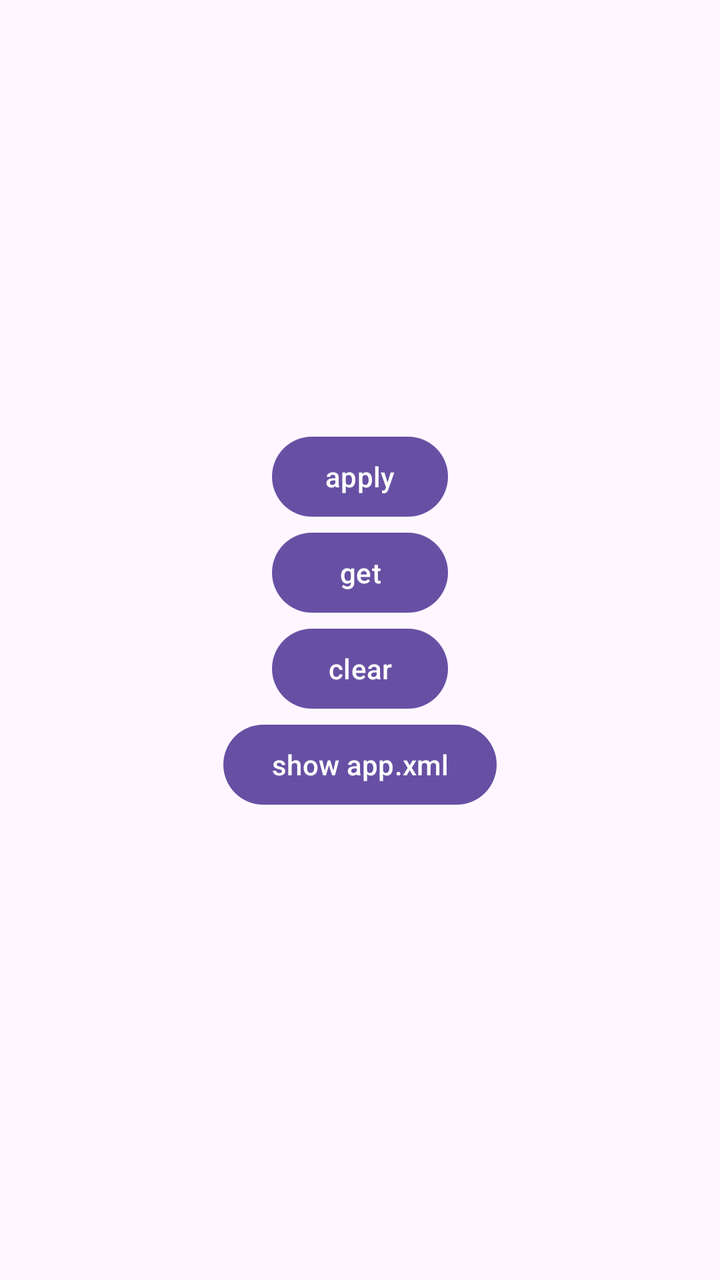
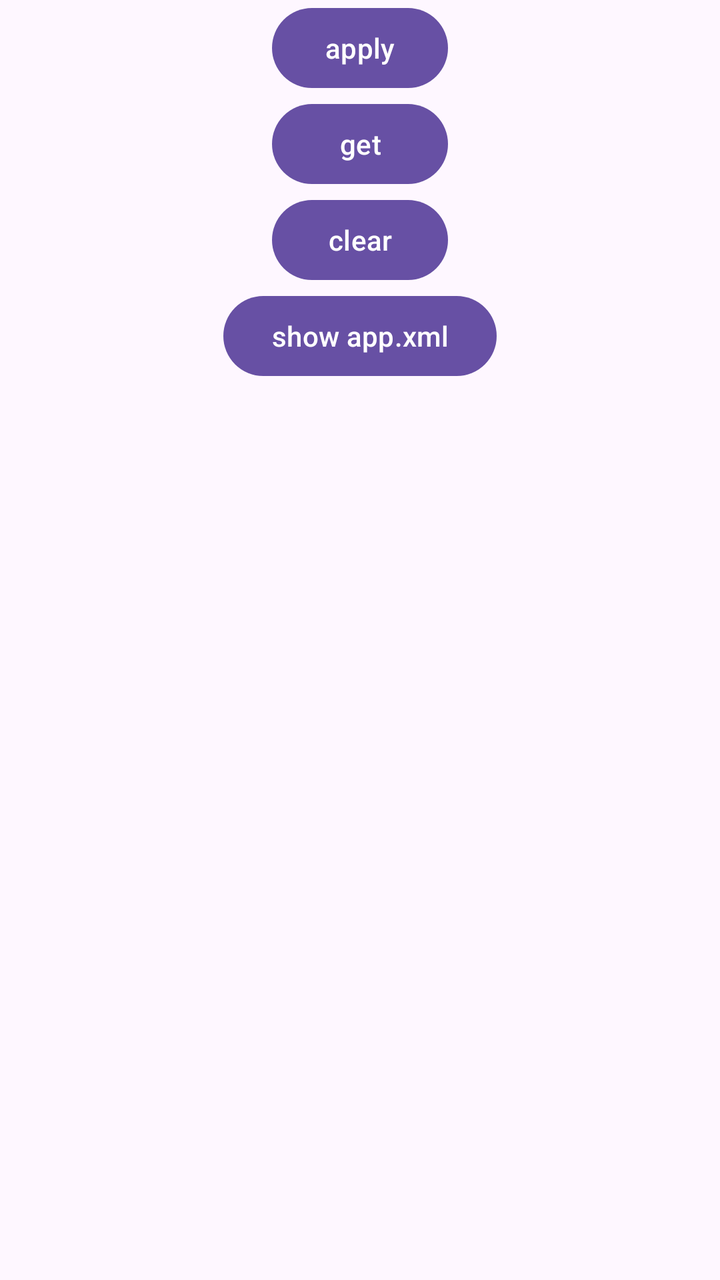

Screens rendered from an Android XML layout before and after an edit, with the pre-edit source and the edit as a unified diff.
<!-- AndroidManifest.xml: application theme Theme.A8SharedPreferencesSample -->
<!-- res/layout/activity_main.xml -->
<?xml version="1.0" encoding="utf-8"?>
<LinearLayout xmlns:android="http://schemas.android.com/apk/res/android"
    xmlns:tools="http://schemas.android.com/tools"
    android:id="@+id/main"
    android:layout_width="match_parent"
    android:layout_height="match_parent"
    android:gravity="center"
    android:orientation="vertical"
    tools:context=".MainActivity">

    <Button
        android:id="@+id/btn_apply"
        android:layout_width="wrap_content"
        android:layout_height="wrap_content"
        android:text="apply" />

    <Button
        android:id="@+id/btn_get"
        android:layout_width="wrap_content"
        android:layout_height="wrap_content"
        android:text="get" />

    <Button
        android:id="@+id/btn_clear"
        android:layout_width="wrap_content"
        android:layout_height="wrap_content"
        android:text="clear" />

    <Button
        android:id="@+id/btn_xml"
        android:layout_width="wrap_content"
        android:layout_height="wrap_content"
        android:text="show app.xml" />

    <TextView
        android:id="@+id/tv_output"
        android:layout_width="wrap_content"
        android:layout_height="wrap_content" />

</LinearLayout>
<!-- resources referenced by this layout -->
<resources>
  <style name="Theme.A8SharedPreferencesSample" parent="Base.Theme.A8SharedPreferencesSample" />
  <style name="Base.Theme.A8SharedPreferencesSample" parent="Theme.Material3.DayNight.NoActionBar">
          
          
      </style>
</resources>

<!-- the commit's change to res/layout/activity_main.xml (unified diff, before → after) -->
@@ -4,7 +4,7 @@
     android:id="@+id/main"
     android:layout_width="match_parent"
     android:layout_height="match_parent"
-    android:gravity="center"
+    android:gravity="center_horizontal"
     android:orientation="vertical"
     tools:context=".MainActivity">
 
@@ -34,7 +34,8 @@
 
     <TextView
         android:id="@+id/tv_output"
-        android:layout_width="wrap_content"
-        android:layout_height="wrap_content" />
+        android:layout_width="match_parent"
+        android:layout_height="0dp"
+        android:layout_weight="1" />
 
 </LinearLayout>
